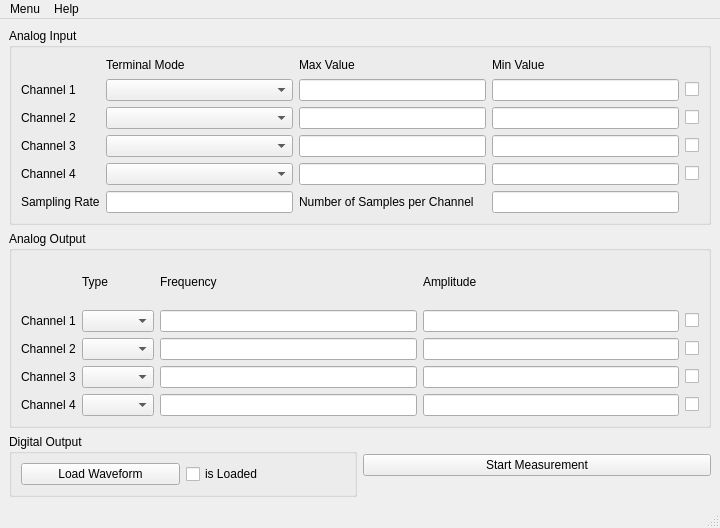
This is config_ui/main_window.ui in MadSciSoCool/PCI6289UiTaskConfig as Qt 5 draws it before an edit. The edited form follows.
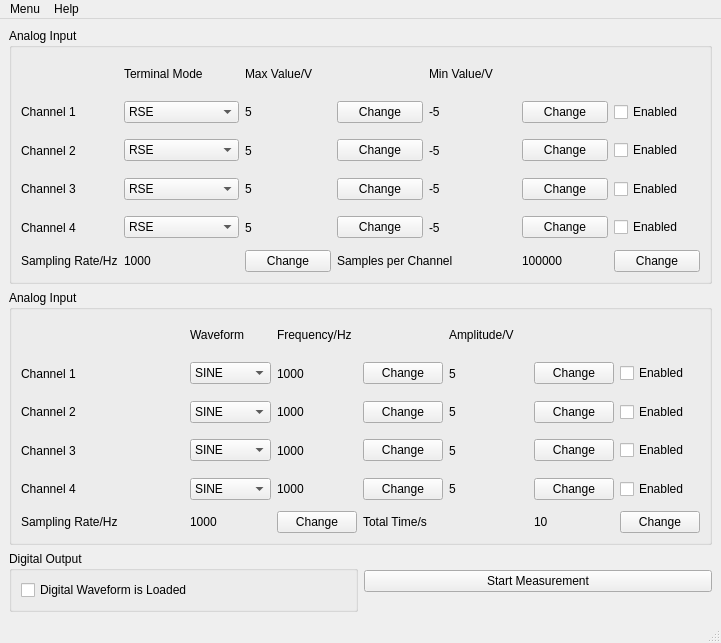
This is the edited form.

```diff
--- a/config_ui/main_window.ui
+++ b/config_ui/main_window.ui
@@ -6,8 +6,8 @@
    <rect>
     <x>0</x>
     <y>0</y>
-    <width>720</width>
-    <height>528</height>
+    <width>721</width>
+    <height>643</height>
    </rect>
   </property>
   <property name="windowTitle">
@@ -21,138 +21,312 @@
        <string>Analog Input</string>
       </property>
       <layout class="QGridLayout" name="gridLayout">
-       <item row="0" column="1">
+       <item row="1" column="4" rowspan="2">
+        <widget class="QLabel" name="label_6">
+         <property name="text">
+          <string>Max Value/V</string>
+         </property>
+        </widget>
+       </item>
+       <item row="7" column="4" rowspan="2">
+        <widget class="QLabel" name="label_19">
+         <property name="text">
+          <string>5</string>
+         </property>
+        </widget>
+       </item>
+       <item row="5" column="4" rowspan="2">
+        <widget class="QLabel" name="label_18">
+         <property name="text">
+          <string>5</string>
+         </property>
+        </widget>
+       </item>
+       <item row="5" column="7" rowspan="2">
+        <widget class="QPushButton" name="pushButton_9">
+         <property name="text">
+          <string>Change</string>
+         </property>
+        </widget>
+       </item>
+       <item row="1" column="3" rowspan="2">
         <widget class="QLabel" name="label_5">
          <property name="text">
           <string>Terminal Mode</string>
          </property>
         </widget>
        </item>
-       <item row="0" column="2">
-        <widget class="QLabel" name="label_6">
+       <item row="3" column="5" rowspan="2">
+        <widget class="QPushButton" name="pushButton">
          <property name="text">
-          <string>Max Value</string>
+          <string>Change</string>
          </property>
         </widget>
        </item>
-       <item row="0" column="3">
-        <widget class="QLabel" name="label_7">
+       <item row="7" column="8" rowspan="2">
+        <widget class="QCheckBox" name="channel_switch_3">
          <property name="text">
-          <string>Min Value</string>
+          <string>Enabled</string>
          </property>
         </widget>
        </item>
-       <item row="1" column="0">
-        <widget class="QLabel" name="label">
+       <item row="3" column="6" rowspan="2">
+        <widget class="QLabel" name="label_23">
          <property name="text">
-          <string>Channel 1</string>
+          <string>-5</string>
          </property>
         </widget>
        </item>
-       <item row="1" column="1">
-        <widget class="QComboBox" name="comboBox"/>
-       </item>
-       <item row="1" column="2">
-        <widget class="QLineEdit" name="lineEdit"/>
-       </item>
-       <item row="1" column="3">
-        <widget class="QLineEdit" name="lineEdit_5"/>
-       </item>
-       <item row="1" column="4">
-        <widget class="QCheckBox" name="checkBox">
+       <item row="9" column="5" rowspan="2">
+        <widget class="QPushButton" name="pushButton_5">
          <property name="text">
-          <string/>
+          <string>Change</string>
          </property>
         </widget>
        </item>
-       <item row="2" column="0">
+       <item row="5" column="0" rowspan="2">
         <widget class="QLabel" name="label_2">
          <property name="text">
           <string>Channel 2</string>
          </property>
         </widget>
        </item>
-       <item row="2" column="1">
-        <widget class="QComboBox" name="comboBox_2"/>
-       </item>
-       <item row="2" column="2">
-        <widget class="QLineEdit" name="lineEdit_2"/>
-       </item>
-       <item row="2" column="3">
-        <widget class="QLineEdit" name="lineEdit_6"/>
-       </item>
-       <item row="2" column="4">
-        <widget class="QCheckBox" name="checkBox_2">
-         <property name="text">
-          <string/>
-         </property>
-        </widget>
-       </item>
-       <item row="3" column="0">
-        <widget class="QLabel" name="label_3">
-         <property name="text">
-          <string>Channel 3</string>
-         </property>
-        </widget>
-       </item>
-       <item row="3" column="1">
-        <widget class="QComboBox" name="comboBox_3"/>
-       </item>
-       <item row="3" column="2">
-        <widget class="QLineEdit" name="lineEdit_3"/>
-       </item>
-       <item row="3" column="3">
-        <widget class="QLineEdit" name="lineEdit_7"/>
-       </item>
-       <item row="3" column="4">
-        <widget class="QCheckBox" name="checkBox_3">
-         <property name="text">
-          <string/>
-         </property>
-        </widget>
-       </item>
-       <item row="4" column="0">
-        <widget class="QLabel" name="label_4">
-         <property name="text">
-          <string>Channel 4</string>
-         </property>
-        </widget>
-       </item>
-       <item row="4" column="1">
-        <widget class="QComboBox" name="comboBox_4"/>
-       </item>
-       <item row="4" column="2">
-        <widget class="QLineEdit" name="lineEdit_4"/>
-       </item>
-       <item row="4" column="3">
-        <widget class="QLineEdit" name="lineEdit_8"/>
-       </item>
-       <item row="4" column="4">
-        <widget class="QCheckBox" name="checkBox_4">
-         <property name="text">
-          <string/>
-         </property>
-        </widget>
-       </item>
-       <item row="5" column="0">
+       <item row="12" column="0">
         <widget class="QLabel" name="label_8">
          <property name="text">
-          <string>Sampling Rate</string>
+          <string>Sampling Rate/Hz</string>
          </property>
         </widget>
        </item>
-       <item row="5" column="1">
-        <widget class="QLineEdit" name="lineEdit_9"/>
+       <item row="7" column="0" rowspan="2">
+        <widget class="QLabel" name="label_3">
+         <property name="text">
+          <string>Channel 3</string>
+         </property>
+        </widget>
        </item>
-       <item row="5" column="2">
+       <item row="7" column="6" rowspan="2">
+        <widget class="QLabel" name="label_25">
+         <property name="text">
+          <string>-5</string>
+         </property>
+        </widget>
+       </item>
+       <item row="5" column="8" rowspan="2">
+        <widget class="QCheckBox" name="channel_switch_2">
+         <property name="text">
+          <string>Enabled</string>
+         </property>
+        </widget>
+       </item>
+       <item row="3" column="0" rowspan="2">
+        <widget class="QLabel" name="label">
+         <property name="text">
+          <string>Channel 1</string>
+         </property>
+        </widget>
+       </item>
+       <item row="3" column="7" rowspan="2">
+        <widget class="QPushButton" name="pushButton_8">
+         <property name="text">
+          <string>Change</string>
+         </property>
+        </widget>
+       </item>
+       <item row="7" column="7" rowspan="2">
+        <widget class="QPushButton" name="pushButton_10">
+         <property name="text">
+          <string>Change</string>
+         </property>
+        </widget>
+       </item>
+       <item row="7" column="3" rowspan="2">
+        <widget class="QComboBox" name="channel_mode_3">
+         <item>
+          <property name="text">
+           <string>RSE</string>
+          </property>
+         </item>
+         <item>
+          <property name="text">
+           <string>NRSE</string>
+          </property>
+         </item>
+         <item>
+          <property name="text">
+           <string>DIFFERENTIAL</string>
+          </property>
+         </item>
+        </widget>
+       </item>
+       <item row="12" column="7">
+        <widget class="QLabel" name="label_22">
+         <property name="text">
+          <string>100000</string>
+         </property>
+        </widget>
+       </item>
+       <item row="12" column="5" colspan="2">
         <widget class="QLabel" name="label_9">
          <property name="text">
-          <string>Number of Samples per Channel</string>
+          <string>Samples per Channel</string>
          </property>
         </widget>
        </item>
-       <item row="5" column="3">
-        <widget class="QLineEdit" name="lineEdit_10"/>
+       <item row="5" column="3" rowspan="2">
+        <widget class="QComboBox" name="channel_mode_2">
+         <item>
+          <property name="text">
+           <string>RSE</string>
+          </property>
+         </item>
+         <item>
+          <property name="text">
+           <string>NRSE</string>
+          </property>
+         </item>
+         <item>
+          <property name="text">
+           <string>DIFFERENTIAL</string>
+          </property>
+         </item>
+        </widget>
+       </item>
+       <item row="1" column="6" rowspan="2">
+        <widget class="QLabel" name="label_7">
+         <property name="text">
+          <string>Min Value/V</string>
+         </property>
+        </widget>
+       </item>
+       <item row="9" column="8" rowspan="2">
+        <widget class="QCheckBox" name="channel_switch_4">
+         <property name="text">
+          <string>Enabled</string>
+         </property>
+        </widget>
+       </item>
+       <item row="3" column="4" rowspan="2">
+        <widget class="QLabel" name="label_17">
+         <property name="text">
+          <string>5</string>
+         </property>
+        </widget>
+       </item>
+       <item row="7" column="5" rowspan="2">
+        <widget class="QPushButton" name="pushButton_4">
+         <property name="text">
+          <string>Change</string>
+         </property>
+        </widget>
+       </item>
+       <item row="9" column="0" rowspan="2">
+        <widget class="QLabel" name="label_4">
+         <property name="text">
+          <string>Channel 4</string>
+         </property>
+        </widget>
+       </item>
+       <item row="12" column="4">
+        <widget class="QPushButton" name="pushButton_6">
+         <property name="text">
+          <string>Change</string>
+         </property>
+        </widget>
+       </item>
+       <item row="12" column="8">
+        <widget class="QPushButton" name="pushButton_7">
+         <property name="text">
+          <string>Change</string>
+         </property>
+        </widget>
+       </item>
+       <item row="5" column="5" rowspan="2">
+        <widget class="QPushButton" name="pushButton_2">
+         <property name="text">
+          <string>Change</string>
+         </property>
+        </widget>
+       </item>
+       <item row="12" column="3">
+        <widget class="QLabel" name="label_21">
+         <property name="text">
+          <string>1000</string>
+         </property>
+        </widget>
+       </item>
+       <item row="9" column="4" rowspan="2">
+        <widget class="QLabel" name="label_20">
+         <property name="text">
+          <string>5</string>
+         </property>
+        </widget>
+       </item>
+       <item row="9" column="7" rowspan="2">
+        <widget class="QPushButton" name="pushButton_11">
+         <property name="text">
+          <string>Change</string>
+         </property>
+        </widget>
+       </item>
+       <item row="3" column="3" rowspan="2">
+        <widget class="QComboBox" name="channel_mode_1">
+         <item>
+          <property name="text">
+           <string>RSE</string>
+          </property>
+         </item>
+         <item>
+          <property name="text">
+           <string>NRSE</string>
+          </property>
+         </item>
+         <item>
+          <property name="text">
+           <string>DIFFERENTIAL</string>
+          </property>
+         </item>
+        </widget>
+       </item>
+       <item row="5" column="6" rowspan="2">
+        <widget class="QLabel" name="label_24">
+         <property name="text">
+          <string>-5</string>
+         </property>
+        </widget>
+       </item>
+       <item row="9" column="3" rowspan="2">
+        <widget class="QComboBox" name="channel_mode_4">
+         <item>
+          <property name="text">
+           <string>RSE</string>
+          </property>
+         </item>
+         <item>
+          <property name="text">
+           <string>NRSE</string>
+          </property>
+         </item>
+         <item>
+          <property name="text">
+           <string>DIFFERENTIAL</string>
+          </property>
+         </item>
+        </widget>
+       </item>
+       <item row="9" column="6" rowspan="2">
+        <widget class="QLabel" name="label_26">
+         <property name="text">
+          <string>-5</string>
+         </property>
+        </widget>
+       </item>
+       <item row="3" column="8" rowspan="2">
+        <widget class="QCheckBox" name="channel_switch_1">
+         <property name="text">
+          <string>Enabled</string>
+         </property>
+        </widget>
        </item>
       </layout>
      </widget>
@@ -160,119 +334,293 @@
     <item row="1" column="0" colspan="2">
      <widget class="QGroupBox" name="groupBox_2">
       <property name="title">
-       <string>Analog Output</string>
+       <string>Analog Input</string>
       </property>
       <layout class="QGridLayout" name="gridLayout_2">
-       <item row="0" column="1">
-        <widget class="QLabel" name="label_14">
-         <property name="text">
-          <string>Type</string>
-         </property>
-        </widget>
-       </item>
-       <item row="0" column="2">
-        <widget class="QLabel" name="label_15">
-         <property name="text">
-          <string>Frequency</string>
-         </property>
-        </widget>
-       </item>
-       <item row="0" column="3">
-        <widget class="QLabel" name="label_16">
-         <property name="text">
-          <string>Amplitude</string>
-         </property>
-        </widget>
-       </item>
-       <item row="1" column="0">
+       <item row="1" column="4" rowspan="2">
         <widget class="QLabel" name="label_10">
          <property name="text">
-          <string>Channel 1</string>
+          <string>Frequency/Hz</string>
          </property>
         </widget>
        </item>
-       <item row="1" column="1">
-        <widget class="QComboBox" name="comboBox_5"/>
+       <item row="7" column="4" rowspan="2">
+        <widget class="QLabel" name="label_27">
+         <property name="text">
+          <string>1000</string>
+         </property>
+        </widget>
        </item>
-       <item row="1" column="2">
-        <widget class="QLineEdit" name="lineEdit_11"/>
+       <item row="5" column="4" rowspan="2">
+        <widget class="QLabel" name="label_28">
+         <property name="text">
+          <string>1000</string>
+         </property>
+        </widget>
        </item>
-       <item row="1" column="3">
-        <widget class="QLineEdit" name="lineEdit_15"/>
-       </item>
-       <item row="1" column="4">
-        <widget class="QCheckBox" name="checkBox_5">
+       <item row="5" column="7" rowspan="2">
+        <widget class="QPushButton" name="pushButton_12">
          <property name="text">
-          <string/>
+          <string>Change</string>
          </property>
         </widget>
        </item>
-       <item row="2" column="0">
+       <item row="1" column="3" rowspan="2">
         <widget class="QLabel" name="label_11">
          <property name="text">
-          <string>Channel 2</string>
+          <string>Waveform</string>
          </property>
         </widget>
        </item>
-       <item row="2" column="1">
-        <widget class="QComboBox" name="comboBox_6"/>
+       <item row="3" column="5" rowspan="2">
+        <widget class="QPushButton" name="pushButton_13">
+         <property name="text">
+          <string>Change</string>
+         </property>
+        </widget>
        </item>
-       <item row="2" column="2">
-        <widget class="QLineEdit" name="lineEdit_12"/>
+       <item row="7" column="8" rowspan="2">
+        <widget class="QCheckBox" name="channel_switch_5">
+         <property name="text">
+          <string>Enabled</string>
+         </property>
+        </widget>
        </item>
-       <item row="2" column="3">
-        <widget class="QLineEdit" name="lineEdit_16"/>
+       <item row="3" column="6" rowspan="2">
+        <widget class="QLabel" name="label_29">
+         <property name="text">
+          <string>5</string>
+         </property>
+        </widget>
        </item>
-       <item row="2" column="4">
-        <widget class="QCheckBox" name="checkBox_6">
+       <item row="9" column="5" rowspan="2">
+        <widget class="QPushButton" name="pushButton_14">
          <property name="text">
-          <string/>
+          <string>Change</string>
          </property>
         </widget>
        </item>
-       <item row="3" column="0">
+       <item row="5" column="0" rowspan="2">
         <widget class="QLabel" name="label_12">
          <property name="text">
+          <string>Channel 2</string>
+         </property>
+        </widget>
+       </item>
+       <item row="7" column="0" rowspan="2">
+        <widget class="QLabel" name="label_14">
+         <property name="text">
           <string>Channel 3</string>
          </property>
         </widget>
        </item>
-       <item row="3" column="1">
-        <widget class="QComboBox" name="comboBox_7"/>
+       <item row="7" column="6" rowspan="2">
+        <widget class="QLabel" name="label_30">
+         <property name="text">
+          <string>5</string>
+         </property>
+        </widget>
        </item>
-       <item row="3" column="2">
-        <widget class="QLineEdit" name="lineEdit_13"/>
+       <item row="5" column="8" rowspan="2">
+        <widget class="QCheckBox" name="channel_switch_6">
+         <property name="text">
+          <string>Enabled</string>
+         </property>
+        </widget>
        </item>
-       <item row="3" column="3">
-        <widget class="QLineEdit" name="lineEdit_17"/>
+       <item row="3" column="0" rowspan="2">
+        <widget class="QLabel" name="label_15">
+         <property name="text">
+          <string>Channel 1</string>
+         </property>
+        </widget>
        </item>
-       <item row="3" column="4">
-        <widget class="QCheckBox" name="checkBox_7">
+       <item row="3" column="7" rowspan="2">
+        <widget class="QPushButton" name="pushButton_15">
          <property name="text">
-          <string/>
+          <string>Change</string>
          </property>
         </widget>
        </item>
-       <item row="4" column="0">
+       <item row="7" column="7" rowspan="2">
+        <widget class="QPushButton" name="pushButton_16">
+         <property name="text">
+          <string>Change</string>
+         </property>
+        </widget>
+       </item>
+       <item row="7" column="3" rowspan="2">
+        <widget class="QComboBox" name="channel_mode_5">
+         <item>
+          <property name="text">
+           <string>SINE</string>
+          </property>
+         </item>
+         <item>
+          <property name="text">
+           <string>SQUARE</string>
+          </property>
+         </item>
+        </widget>
+       </item>
+       <item row="12" column="7">
+        <widget class="QLabel" name="label_31">
+         <property name="text">
+          <string>10</string>
+         </property>
+        </widget>
+       </item>
+       <item row="12" column="5" colspan="2">
+        <widget class="QLabel" name="label_16">
+         <property name="text">
+          <string>Total Time/s</string>
+         </property>
+        </widget>
+       </item>
+       <item row="5" column="3" rowspan="2">
+        <widget class="QComboBox" name="channel_mode_6">
+         <item>
+          <property name="text">
+           <string>SINE</string>
+          </property>
+         </item>
+         <item>
+          <property name="text">
+           <string>SQUARE</string>
+          </property>
+         </item>
+        </widget>
+       </item>
+       <item row="1" column="6" rowspan="2">
+        <widget class="QLabel" name="label_32">
+         <property name="text">
+          <string>Amplitude/V</string>
+         </property>
+        </widget>
+       </item>
+       <item row="9" column="8" rowspan="2">
+        <widget class="QCheckBox" name="channel_switch_7">
+         <property name="text">
+          <string>Enabled</string>
+         </property>
+        </widget>
+       </item>
+       <item row="3" column="4" rowspan="2">
+        <widget class="QLabel" name="label_33">
+         <property name="text">
+          <string>1000</string>
+         </property>
+        </widget>
+       </item>
+       <item row="7" column="5" rowspan="2">
+        <widget class="QPushButton" name="pushButton_17">
+         <property name="text">
+          <string>Change</string>
+         </property>
+        </widget>
+       </item>
+       <item row="9" column="0" rowspan="2">
+        <widget class="QLabel" name="label_34">
+         <property name="text">
+          <string>Channel 4</string>
+         </property>
+        </widget>
+       </item>
+       <item row="12" column="4">
+        <widget class="QPushButton" name="pushButton_18">
+         <property name="text">
+          <string>Change</string>
+         </property>
+        </widget>
+       </item>
+       <item row="12" column="8">
+        <widget class="QPushButton" name="pushButton_19">
+         <property name="text">
+          <string>Change</string>
+         </property>
+        </widget>
+       </item>
+       <item row="5" column="5" rowspan="2">
+        <widget class="QPushButton" name="pushButton_20">
+         <property name="text">
+          <string>Change</string>
+         </property>
+        </widget>
+       </item>
+       <item row="12" column="3">
+        <widget class="QLabel" name="label_35">
+         <property name="text">
+          <string>1000</string>
+         </property>
+        </widget>
+       </item>
+       <item row="9" column="4" rowspan="2">
+        <widget class="QLabel" name="label_36">
+         <property name="text">
+          <string>1000</string>
+         </property>
+        </widget>
+       </item>
+       <item row="9" column="7" rowspan="2">
+        <widget class="QPushButton" name="pushButton_21">
+         <property name="text">
+          <string>Change</string>
+         </property>
+        </widget>
+       </item>
+       <item row="3" column="3" rowspan="2">
+        <widget class="QComboBox" name="channel_mode_7">
+         <item>
+          <property name="text">
+           <string>SINE</string>
+          </property>
+         </item>
+         <item>
+          <property name="text">
+           <string>SQUARE</string>
+          </property>
+         </item>
+        </widget>
+       </item>
+       <item row="5" column="6" rowspan="2">
+        <widget class="QLabel" name="label_37">
+         <property name="text">
+          <string>5</string>
+         </property>
+        </widget>
+       </item>
+       <item row="9" column="3" rowspan="2">
+        <widget class="QComboBox" name="channel_mode_8">
+         <item>
+          <property name="text">
+           <string>SINE</string>
+          </property>
+         </item>
+         <item>
+          <property name="text">
+           <string>SQUARE</string>
+          </property>
+         </item>
+        </widget>
+       </item>
+       <item row="9" column="6" rowspan="2">
+        <widget class="QLabel" name="label_38">
+         <property name="text">
+          <string>5</string>
+         </property>
+        </widget>
+       </item>
+       <item row="3" column="8" rowspan="2">
+        <widget class="QCheckBox" name="channel_switch_8">
+         <property name="text">
+          <string>Enabled</string>
+         </property>
+        </widget>
+       </item>
+       <item row="12" column="0" colspan="2">
         <widget class="QLabel" name="label_13">
          <property name="text">
-          <string>Channel 4</string>
-         </property>
-        </widget>
-       </item>
-       <item row="4" column="1">
-        <widget class="QComboBox" name="comboBox_8"/>
-       </item>
-       <item row="4" column="2">
-        <widget class="QLineEdit" name="lineEdit_14"/>
-       </item>
-       <item row="4" column="3">
-        <widget class="QLineEdit" name="lineEdit_18"/>
-       </item>
-       <item row="4" column="4">
-        <widget class="QCheckBox" name="checkBox_8">
-         <property name="text">
-          <string/>
+          <string>Sampling Rate/Hz</string>
          </property>
         </widget>
        </item>
@@ -285,17 +633,16 @@
        <string>Digital Output</string>
       </property>
       <layout class="QHBoxLayout" name="horizontalLayout">
-       <item>
-        <widget class="QPushButton" name="pushButton_2">
-         <property name="text">
-          <string>Load Waveform</string>
-         </property>
-        </widget>
-       </item>
        <item>
         <widget class="QCheckBox" name="checkBox_9">
          <property name="text">
-          <string>is Loaded</string>
+          <string>Digital Waveform is Loaded</string>
+         </property>
+         <property name="checkable">
+          <bool>true</bool>
+         </property>
+         <property name="checked">
+          <bool>false</bool>
          </property>
         </widget>
        </item>
@@ -316,8 +663,8 @@
     <rect>
      <x>0</x>
      <y>0</y>
-     <width>720</width>
-     <height>26</height>
+     <width>721</width>
+     <height>22</height>
     </rect>
    </property>
    <widget class="QMenu" name="menuMenu">
```
Left out of the diff: 12 changed lines with no effect on the pictures.
